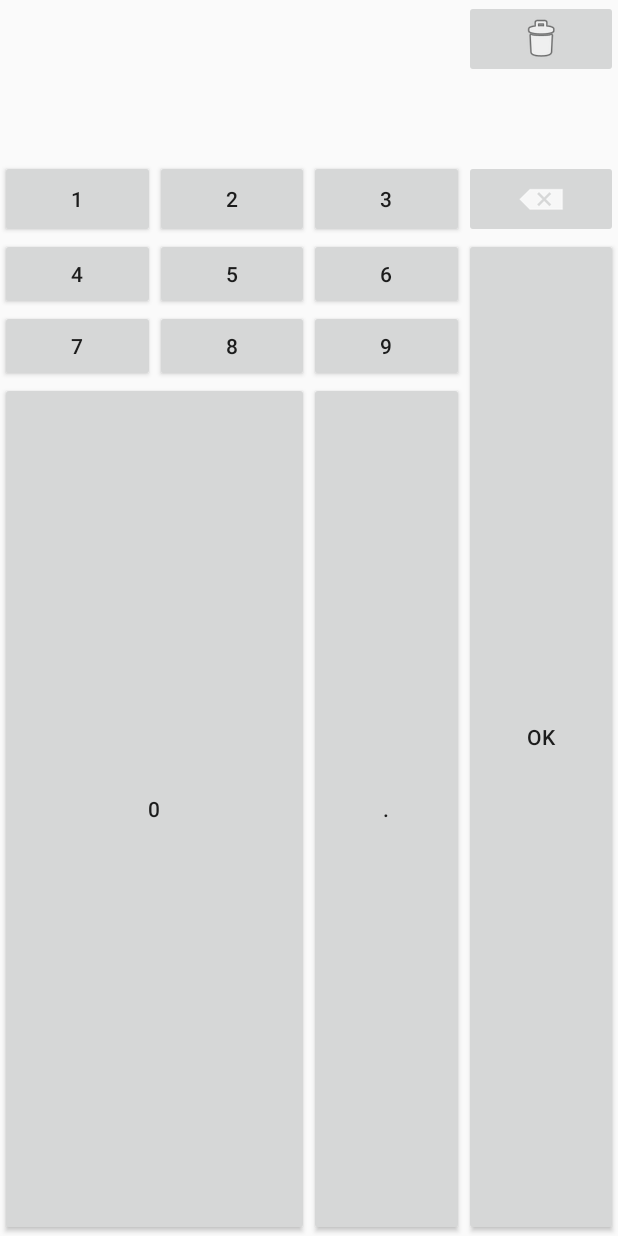
After one commit to BessonovOleg/scanervg, an Android app: the layout activity_doc_content_edit.xml on its own in the app's theme, with its tools: preview values and no code run, on a phone screen of 412 x 824 dp. The commit adds this screen. Run offline under Robolectric (Android 15) with nearby library versions, the phone set to English and light mode, and no system bars.

Commit message:
Added calculator activity

```diff
--- a/app/build.gradle
+++ b/app/build.gradle
@@ -4,7 +4,7 @@ android {
     compileSdkVersion 27
     defaultConfig {
         applicationId "ua.com.vg.scanervg"
-        minSdkVersion 15
+        minSdkVersion 21
         targetSdkVersion 27
         versionCode 1
         versionName "1.0"
--- a/app/src/main/AndroidManifest.xml
+++ b/app/src/main/AndroidManifest.xml
@@ -28,7 +28,10 @@
             android:theme="@style/zxing_CaptureTheme"
             android:windowSoftInputMode="stateAlwaysHidden" />
         <activity android:name=".activities.SettingActivity" />
-        <activity android:name=".activities.DocumentActivity"></activity>
+        <activity android:name=".activities.DocumentActivity" />
+        <activity android:name=".activities.DocContentEdit"
+            android:theme="@style/Theme.DialogDocumentContent">
+        </activity>
     </application>
 
 </manifest>
--- a/app/src/main/java/ua/com/vg/scanervg/activities/MainActivity.java
+++ b/app/src/main/java/ua/com/vg/scanervg/activities/MainActivity.java
@@ -87,8 +87,12 @@ public class MainActivity extends AppCompatActivity implements DocInfoRVAdapter.
                sp.getString("dbName","").equals("") ||
                sp.getString("login","").equals("")  ||
                sp.getString("password","").equals("")){
+           Toast.makeText(this,R.string.msgNotSetConfig,Toast.LENGTH_SHORT).show();
+           btnAddDocument.setEnabled(false);
            return;
         }
+
+        btnAddDocument.setEnabled(true);
 
         docListWorker = new DocListWorker(this);
         if(docListWorker != null){
--- a/app/src/main/java/ua/com/vg/scanervg/documents/DocContentsRVAdapter.java
+++ b/app/src/main/java/ua/com/vg/scanervg/documents/DocContentsRVAdapter.java
@@ -76,4 +76,9 @@ public class DocContentsRVAdapter extends RecyclerView.Adapter<DocContentsRVAdap
     public RowContent getItem(int index){
         return mRowContentsList.get(index);
     }
+
+    public void removeItem(int index){
+        mRowContentsList.remove(index);
+        notifyItemRemoved(index);
+    }
 }
--- /dev/null
+++ b/app/src/main/res/layout/activity_doc_content_edit.xml
@@ -0,0 +1,85 @@
+<?xml version="1.0" encoding="utf-8"?>
+<GridLayout xmlns:android="http://schemas.android.com/apk/res/android"
+    xmlns:app="http://schemas.android.com/apk/res-auto"
+    xmlns:tools="http://schemas.android.com/tools"
+    android:layout_width="match_parent"
+    android:layout_height="match_parent"
+    android:columnCount="4"
+    android:layout_gravity="center"
+    android:orientation="horizontal"
+    tools:context=".activities.DocContentEdit">
+
+    <ImageButton
+        android:layout_column="3"
+        android:layout_gravity="fill"
+        android:id="@+id/imgBtnDeleteContentRow"
+        android:contentDescription=""
+        android:src="@android:drawable/ic_menu_delete" />
+    <TextView
+        android:id="@+id/tvDocContentEntName"
+        android:layout_columnSpan="4"
+        android:layout_gravity="fill"
+        android:lines="2" />
+    <TextView
+        android:id="@+id/tvDocContentQty"
+        android:layout_columnSpan="4"
+        android:layout_gravity="fill" />
+    <Button
+        android:id="@+id/b1"
+        android:text="@string/B1"
+        android:layout_columnWeight="1"
+        android:layout_gravity="fill"/>
+    <Button
+        android:id="@+id/b2"
+        android:text="@string/B2"
+        android:layout_columnWeight="1"
+        android:layout_gravity="fill"/>
+    <Button
+        android:id="@+id/b3"
+        android:text="@string/B3"
+        android:layout_columnWeight="1"
+        android:layout_gravity="fill"/>
+    <ImageButton
+        android:id="@+id/imgBtnDelValue"
+        android:layout_gravity="fill"
+        android:src="@android:drawable/ic_input_delete" />
+    <Button
+        android:id="@+id/b4"
+        android:text="@string/B4"
+        android:layout_gravity="fill"/>
+    <Button
+        android:id="@+id/b5"
+        android:text="@string/B5"
+        android:layout_gravity="fill"/>
+    <Button
+        android:id="@+id/b6"
+        android:text="@string/B6"
+        android:layout_gravity="fill"/>
+    <Button
+        android:id="@+id/btnOk"
+        android:text="@string/BOK"
+        android:layout_columnWeight="1"
+        android:layout_rowSpan="3"
+        android:layout_gravity="fill"/>
+    <Button
+        android:id="@+id/b7"
+        android:text="@string/B7"
+        android:layout_gravity="fill"/>
+    <Button
+        android:id="@+id/b8"
+        android:text="@string/B8"
+        android:layout_gravity="fill"/>
+    <Button
+        android:id="@+id/b9"
+        android:text="@string/B9"
+        android:layout_gravity="fill"/>
+    <Button
+        android:id="@+id/b0"
+        android:text="@string/B0"
+        android:layout_gravity="fill"
+        android:layout_columnSpan="2"/>
+    <Button
+        android:id="@+id/bDot"
+        android:text="@string/BDot"
+        android:layout_gravity="fill"/>
+</GridLayout>
--- a/app/src/main/res/values/strings.xml
+++ b/app/src/main/res/values/strings.xml
@@ -6,5 +6,17 @@
     <string name="labelMakedEntity">Готовая продукция</string>
     <string name="labelContents">Состав</string>
     <string name="docmemo">Примечание</string>
-
+    <string name="msgNotSetConfig">Не указаны настройки сервера</string>
+    <string name="B1">1</string>
+    <string name="B2">2</string>
+    <string name="B3">3</string>
+    <string name="B4">4</string>
+    <string name="B5">5</string>
+    <string name="B6">6</string>
+    <string name="B7">7</string>
+    <string name="B8">8</string>
+    <string name="B9">9</string>
+    <string name="B0">0</string>
+    <string name="BDot">.</string>
+    <string name="BOK">OK</string>
 </resources>
--- a/app/src/main/res/values/styles.xml
+++ b/app/src/main/res/values/styles.xml
@@ -8,4 +8,14 @@
         <item name="colorAccent">@color/colorAccent</item>
     </style>
 
+    <style name="Theme.DialogDocumentContent" parent="android:style/Theme.Dialog">
+        <item name="android:windowFrame">@null</item>
+        <item name="android:windowIsFloating">true</item>
+        <item name="android:windowIsTranslucent">true</item>
+        <item name="android:windowNoTitle">true</item>
+        <item name="android:windowMinWidthMajor">80%</item>
+        <item name="android:windowMinWidthMinor">80%</item>
+        <item name="android:background">@android:color/transparent</item>
+        <item name="android:windowBackground">@android:color/darker_gray</item>
+    </style>
 </resources>
```
Also changed, not shown: app/src/main/java/ua/com/vg/scanervg/activities/DocContentEdit.java (added, +157 -0 lines), app/src/main/java/ua/com/vg/scanervg/activities/DocumentActivity.java (+20 -4 lines), 1 other file.
